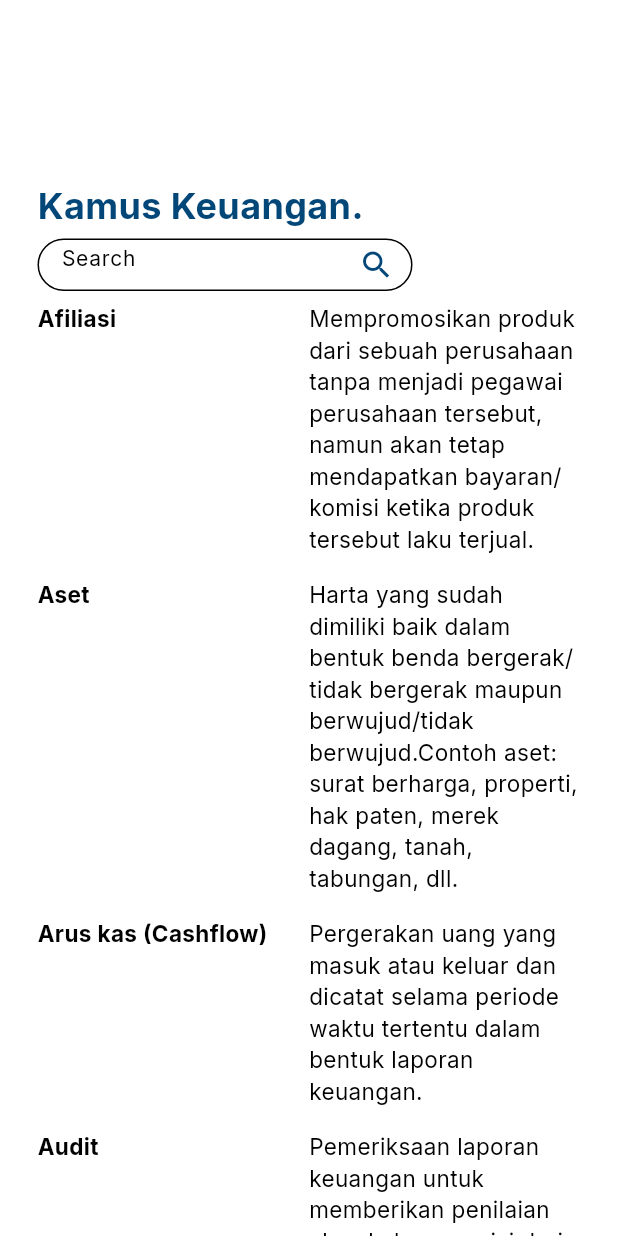
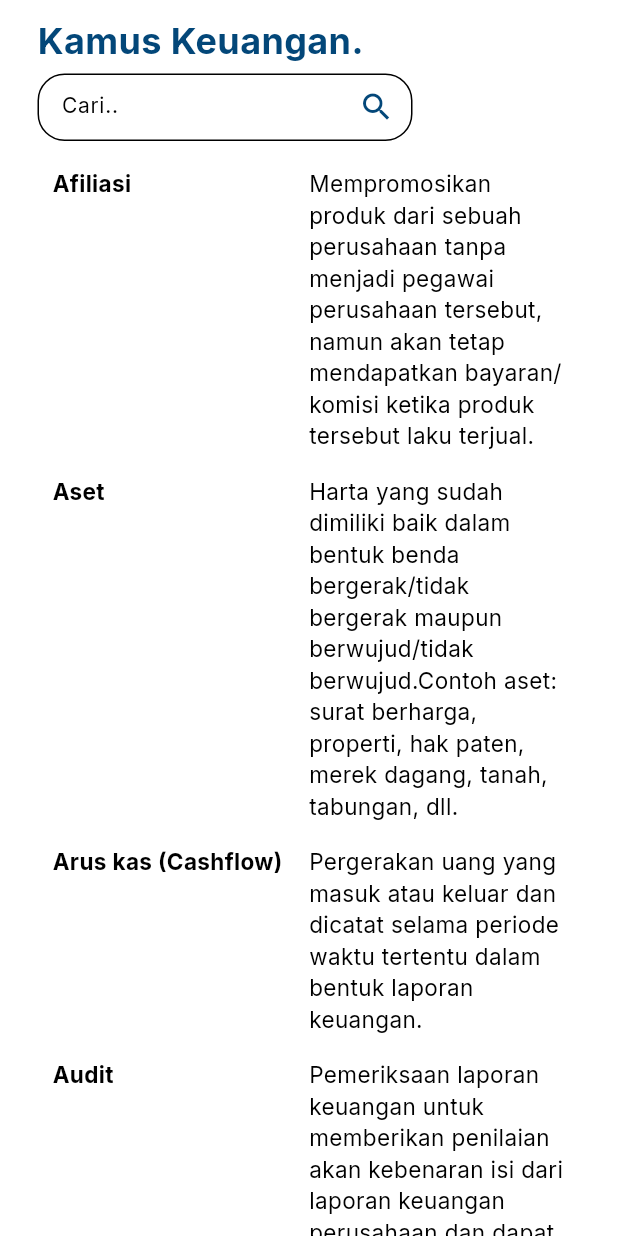
Before and after one commit to alfaisaldwi/invest_education, a Flutter app: the KamusKeuanganPageView screen opened by its route, on a phone screen of 412 x 824 dp. Run offline on Flutter 3.47's test engine with Material 3 defaults, Android fonts, the phone set to English and light mode, and no system bars; our stand-ins replace anim_search_bar, dropdown_button2, fluttertoast, get, google_fonts, image_picker and 2 more; missing offline and left inert: flutter_custom_carousel_slider, flutter_share.

Commit message:
fixing search

```diff
--- a/lib/app/modules/kamus_keuangan_page/views/kamus_keuangan_page_view.dart
+++ b/lib/app/modules/kamus_keuangan_page/views/kamus_keuangan_page_view.dart
@@ -12,11 +12,12 @@ class KamusKeuanganPageView extends GetView<KamusKeuanganPageController> {
   Widget build(BuildContext context) {
     var g = Get.arguments;
     return Scaffold(
-      body: SingleChildScrollView(
+      body: SafeArea(
+        child: SingleChildScrollView(
           child: Container(
             color: Colors.white,
             child: Padding(
-            padding: const EdgeInsets.only(left: 25.0, right: 25, top: 120),
+              padding: const EdgeInsets.only(left: 25.0, right: 25, top: 10),
               child: Column(
                 children: [
                   Align(
@@ -36,43 +37,51 @@ class KamusKeuanganPageView extends GetView<KamusKeuanganPageController> {
                     alignment: Alignment.centerLeft,
                     child: Container(
                       width: 250,
-                    height: 35,
+                      height: 45,
                       child: TextField(
                         textAlign: TextAlign.left,
                         controller: controller.cFind,
                         style: GoogleFonts.inter(
-                          fontSize: 14, color: Color(0xff034779)),
+                            fontSize: 14, color: Colors.black),
                         decoration: InputDecoration(
                           suffixIcon: Icon(
                             Icons.search,
                             color: Color(0xff034779),
                           ),
-                        hintText: 'Search',
+                          hintText: 'Cari..',
                           border: OutlineInputBorder(
                             borderRadius: BorderRadius.circular(18),
                             borderSide: BorderSide(
-                            width: 2,
-                            color: Color(0xff034779),
+                              width: 1,
+                              color: Colors.black,
                             ),
                           ),
                         ),
-                      onChanged: (value) => controller.filterDic(value),
+                        onChanged: (value) {
+                          controller.filterDic(value);
+                          print(controller.foundDic.value.length);
+                        },
                       ),
                     ),
                   ),
                   Obx(
-                  () => ListView.builder(
+                    () => controller.foundDic.value.isNotEmpty
+                        ? Padding(
+                            padding: const EdgeInsets.symmetric(
+                                horizontal: 10.0, vertical: 10),
+                            child: ListView.builder(
                               shrinkWrap: true,
                               scrollDirection: Axis.vertical,
                               physics: ScrollPhysics(),
                               itemCount: controller.foundDic.value.length,
                               itemBuilder: (context, index) {
                                 final kamus = controller.kms[index];
-                      if (controller.foundDic.value.length <= 1) {
+                                if (controller.foundDic.value.isEmpty) {
                                   return Text(
                                     'Maaf pencarian tidak ditemukan',
                                     style: GoogleFonts.inter(
-                              fontSize: 15.0, fontWeight: FontWeight.bold),
+                                        fontSize: 15.0,
+                                        fontWeight: FontWeight.bold),
                                   );
                                 }
                                 return Column(
@@ -81,18 +90,20 @@ class KamusKeuanganPageView extends GetView<KamusKeuanganPageController> {
                                       children: [
                                         TableRow(children: [
                                           Padding(
-                                  padding:
-                                      const EdgeInsets.symmetric(vertical: 8.0),
+                                            padding: const EdgeInsets.symmetric(
+                                                vertical: 8.0),
                                             child: Obx(() => Text(
                                                   "${controller.foundDic.value[index].kata}",
                                                   textAlign: TextAlign.justify,
                                                   style: GoogleFonts.inter(
                                                       fontSize: 15.0,
-                                            fontWeight: FontWeight.bold),
+                                                      fontWeight:
+                                                          FontWeight.bold),
                                                 )),
                                           ),
                                           Padding(
-                                    padding: const EdgeInsets.symmetric(
+                                              padding:
+                                                  const EdgeInsets.symmetric(
                                                       vertical: 8.0),
                                               child: Text(
                                                 "${controller.foundDic.value[index].arti}",
@@ -107,6 +118,16 @@ class KamusKeuanganPageView extends GetView<KamusKeuanganPageController> {
                                 );
                               },
                             ),
+                          )
+                        : Padding(
+                            padding: const EdgeInsets.symmetric(
+                                vertical: 60.0, horizontal: 12),
+                            child: Text(
+                              'Kata Tidak Ditemukan',
+                              style: GoogleFonts.inter(
+                                  fontSize: 15.0, fontWeight: FontWeight.bold),
+                            ),
+                          ),
                   ),
                   SizedBox(
                     height: 400,
@@ -116,6 +137,7 @@ class KamusKeuanganPageView extends GetView<KamusKeuanganPageController> {
             ),
           ),
         ),
+      ),
     );
   }
 }
```
Also changed, not shown: lib/app/modules/home_page/views/home_page_view.dart (+28 -12 lines), lib/app/modules/kamus_keuangan_page/views/kamus_find.dart (+90 -81 lines). Lines whose indentation alone changed are shown as unchanged.
